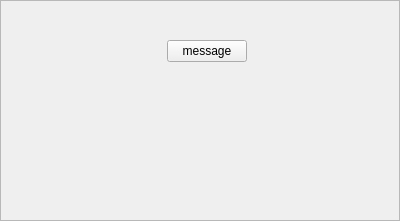
The window that retroshare-gui/src/gui/toaster/MessageToaster.ui (RetroShare/RetroShare) describes before a commit, drawn with Qt 5.
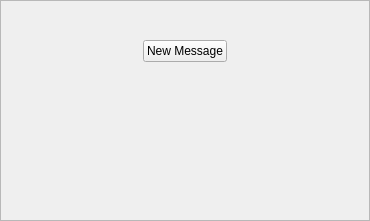
The same window after the commit. Icons and pictures are not drawn.

Commit message: * Fixed Messages Dialogs QLabels * Fixed Online and Message Toaster to look bether . * Update stylesheets for bold fonts for Subject,From,Date,To, Subject Text * Set for From Text Label Blue font.

The edit to the form file:
```diff
--- a/retroshare-gui/src/gui/toaster/MessageToaster.ui
+++ b/retroshare-gui/src/gui/toaster/MessageToaster.ui
@@ -13,7 +13,19 @@
    <property name="margin" >
     <number>0</number>
    </property>
-   <property name="spacing" >
+   <property name="topMargin" >
+    <number>0</number>
+   </property>
+   <property name="rightMargin" >
+    <number>0</number>
+   </property>
+   <property name="bottomMargin" >
+    <number>0</number>
+   </property>
+   <property name="horizontalSpacing" >
+    <number>0</number>
+   </property>
+   <property name="verticalSpacing" >
     <number>0</number>
    </property>
    <item row="0" column="0" >
@@ -28,84 +40,39 @@
       <property name="margin" >
        <number>0</number>
       </property>
-      <property name="spacing" >
+      <property name="topMargin" >
        <number>0</number>
       </property>
-      <item row="2" column="0" >
-       <spacer>
-        <property name="orientation" >
-         <enum>Qt::Vertical</enum>
-        </property>
-        <property name="sizeHint" >
-         <size>
-          <width>398</width>
-          <height>201</height>
-         </size>
-        </property>
-       </spacer>
-      </item>
-      <item row="1" column="0" >
-       <layout class="QGridLayout" >
-        <property name="margin" >
-         <number>0</number>
-        </property>
-        <property name="spacing" >
-         <number>6</number>
-        </property>
-        <item row="0" column="2" >
-         <widget class="QPushButton" name="messageButton" >
-          <property name="text" >
-           <string>message</string>
-          </property>
-          <property name="icon" >
-           <iconset resource="../images.qrc" >:/images/folder-inbox.png</iconset>
-          </property>
-         </widget>
-        </item>
-        <item row="0" column="0" >
-         <spacer>
-          <property name="orientation" >
-           <enum>Qt::Horizontal</enum>
-          </property>
-          <property name="sizeHint" >
-           <size>
-            <width>124</width>
-            <height>56</height>
-           </size>
-          </property>
-         </spacer>
-        </item>
-        <item row="0" column="1" >
-         <widget class="QLabel" name="pixmaplabel" >
-          <property name="text" >
-           <string/>
-          </property>
-          <property name="pixmap" >
-           <pixmap/>
-          </property>
-         </widget>
-        </item>
-        <item row="0" column="3" >
-         <spacer>
-          <property name="orientation" >
-           <enum>Qt::Horizontal</enum>
-          </property>
-          <property name="sizeHint" >
-           <size>
-            <width>124</width>
-            <height>56</height>
-           </size>
-          </property>
-         </spacer>
-        </item>
-       </layout>
-      </item>
+      <property name="rightMargin" >
+       <number>0</number>
+      </property>
+      <property name="bottomMargin" >
+       <number>0</number>
+      </property>
+      <property name="horizontalSpacing" >
+       <number>0</number>
+      </property>
+      <property name="verticalSpacing" >
+       <number>0</number>
+      </property>
       <item row="0" column="0" >
        <layout class="QGridLayout" >
         <property name="margin" >
          <number>0</number>
         </property>
-        <property name="spacing" >
+        <property name="topMargin" >
+         <number>0</number>
+        </property>
+        <property name="rightMargin" >
+         <number>0</number>
+        </property>
+        <property name="bottomMargin" >
+         <number>0</number>
+        </property>
+        <property name="horizontalSpacing" >
+         <number>0</number>
+        </property>
+        <property name="verticalSpacing" >
          <number>0</number>
         </property>
         <item row="0" column="2" >
@@ -149,8 +116,123 @@
           </property>
          </spacer>
         </item>
+        <item row="0" column="0" >
+         <widget class="QLabel" name="pixmaplabel" >
+          <property name="text" >
+           <string/>
+          </property>
+         </widget>
+        </item>
        </layout>
       </item>
+      <item row="1" column="0" >
+       <layout class="QGridLayout" >
+        <property name="leftMargin" >
+         <number>0</number>
+        </property>
+        <property name="topMargin" >
+         <number>0</number>
+        </property>
+        <property name="rightMargin" >
+         <number>0</number>
+        </property>
+        <property name="bottomMargin" >
+         <number>0</number>
+        </property>
+        <property name="horizontalSpacing" >
+         <number>6</number>
+        </property>
+        <property name="verticalSpacing" >
+         <number>6</number>
+        </property>
+        <item row="0" column="0" >
+         <spacer>
+          <property name="orientation" >
+           <enum>Qt::Horizontal</enum>
+          </property>
+          <property name="sizeHint" >
+           <size>
+            <width>119</width>
+            <height>56</height>
+           </size>
+          </property>
+         </spacer>
+        </item>
+        <item row="0" column="1" >
+         <widget class="QPushButton" name="messageButton" >
+          <property name="text" >
+           <string>New Message</string>
+          </property>
+          <property name="icon" >
+           <iconset resource="../images.qrc" >:/images/folder-inbox.png</iconset>
+          </property>
+         </widget>
+        </item>
+        <item row="0" column="2" >
+         <spacer>
+          <property name="orientation" >
+           <enum>Qt::Horizontal</enum>
+          </property>
+          <property name="sizeHint" >
+           <size>
+            <width>119</width>
+            <height>56</height>
+           </size>
+          </property>
+         </spacer>
+        </item>
+       </layout>
+      </item>
+      <item row="2" column="0" >
+       <layout class="QGridLayout" >
+        <item row="0" column="0" >
+         <spacer>
+          <property name="orientation" >
+           <enum>Qt::Horizontal</enum>
+          </property>
+          <property name="sizeHint" >
+           <size>
+            <width>111</width>
+            <height>21</height>
+           </size>
+          </property>
+         </spacer>
+        </item>
+        <item row="0" column="1" >
+         <widget class="QLabel" name="messagelabel2" >
+          <property name="text" >
+           <string/>
+          </property>
+         </widget>
+        </item>
+        <item row="0" column="2" >
+         <spacer>
+          <property name="orientation" >
+           <enum>Qt::Horizontal</enum>
+          </property>
+          <property name="sizeHint" >
+           <size>
+            <width>111</width>
+            <height>20</height>
+           </size>
+          </property>
+         </spacer>
+        </item>
+       </layout>
+      </item>
+      <item row="3" column="0" >
+       <spacer>
+        <property name="orientation" >
+         <enum>Qt::Vertical</enum>
+        </property>
+        <property name="sizeHint" >
+         <size>
+          <width>366</width>
+          <height>91</height>
+         </size>
+        </property>
+       </spacer>
+      </item>
      </layout>
     </widget>
    </item>
```
Left out of the diff: 6 changed lines with no effect on the pictures. The commit also changes 24 other files.
